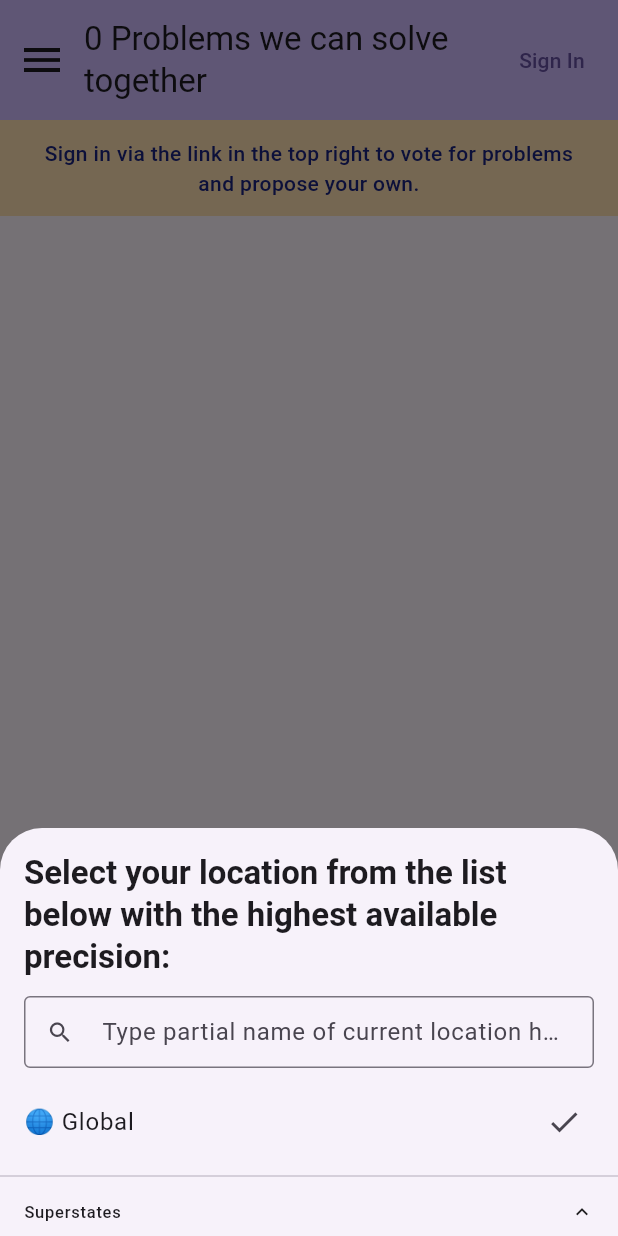
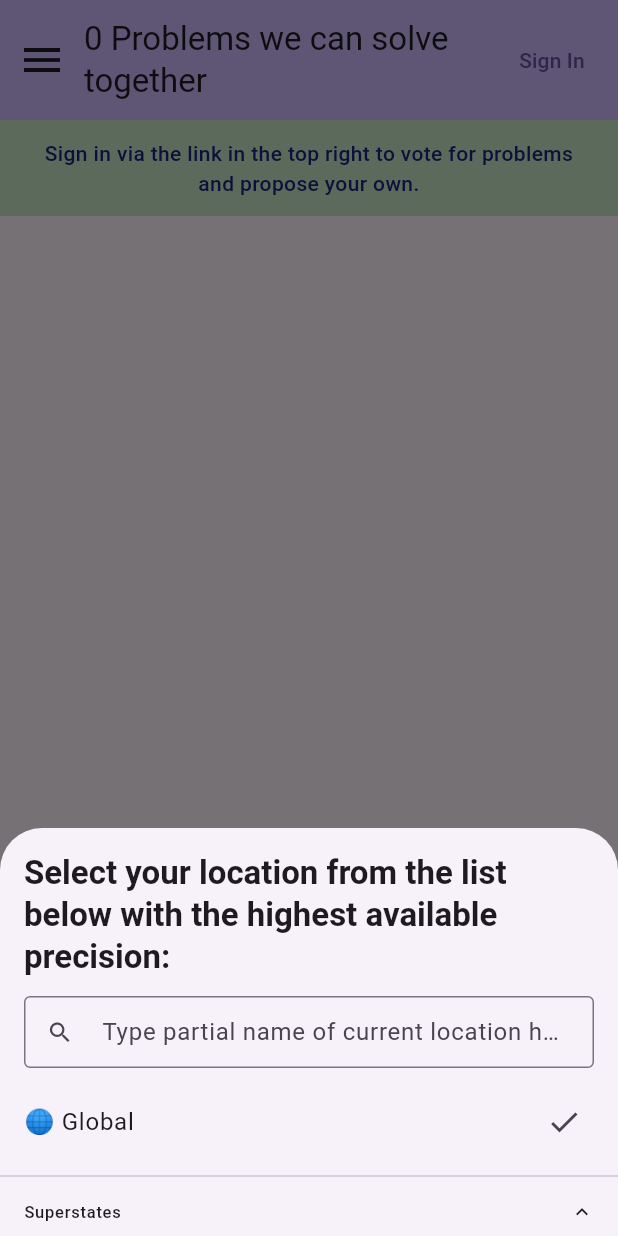
Before and after one commit to adsouza/votasq, a Flutter app: the screen it shows after launch, on a phone screen of 412 x 824 dp. Run offline on Flutter 3.47's test engine with Material 3 defaults, Android fonts, the phone set to English and light mode, and no system bars; drawn by our look-alikes of toastification; our stand-ins replace bloc, cloud_firestore, cloud_functions, firebase_auth, firebase_core, firebase_messaging and 6 more; missing offline and left inert: dart:js_interop, feedback, firebase_app_check, word_count; accounts and stored records are empty; generated files the repository leaves out were written again.

Commit message:
style(client): repaint hint banner from light-orange to light-green
The banner is a persistent onboarding nudge (sign-in / vote / tap-for-
details); the toast is transient feedback (copy link, complaint sent,
etc.). Painting them with different hues makes the distinction visual
instead of just temporal — green = ambient hint, orange = ephemeral
notification. Foreground indigo and the `.shade100` Material idiom are
preserved so the swatch ladder stays consistent.

Docstring updated to reflect the new palette and call out the divergence
from the toast, so future readers don't go hunting for a unified theme
that no longer exists.

Co-Authored-By: Claude Opus 4.7 (1M context) <noreply@anthropic.com>

```diff
--- a/apps/client/lib/problems/view/problems_page.dart
+++ b/apps/client/lib/problems/view/problems_page.dart
@@ -525,9 +525,11 @@ class _ProblemsViewState extends State<ProblemsView> {
   }
 }
 
-/// Common styling for an onboarding-tip banner: light-orange surface,
-/// indigo text, full-width, centered. Echoes the toast palette so the
-/// banner reads as part of the same "system hint" surface.
+/// Common styling for an onboarding-tip banner: light-green surface,
+/// indigo text, full-width, centered. The green tint distinguishes the
+/// persistent banner from the transient orange toast (see
+/// [showToast]) — banner = ambient onboarding nudge, toast = ephemeral
+/// feedback.
 class _HintBanner extends StatelessWidget {
   const _HintBanner({required this.message});
 
@@ -537,7 +539,7 @@ class _HintBanner extends StatelessWidget {
   Widget build(BuildContext context) {
     return Container(
       width: double.infinity,
-      color: Colors.orange.shade100,
+      color: Colors.green.shade100,
       padding: const EdgeInsets.symmetric(horizontal: 16, vertical: 12),
       child: Text(
         message,
```
